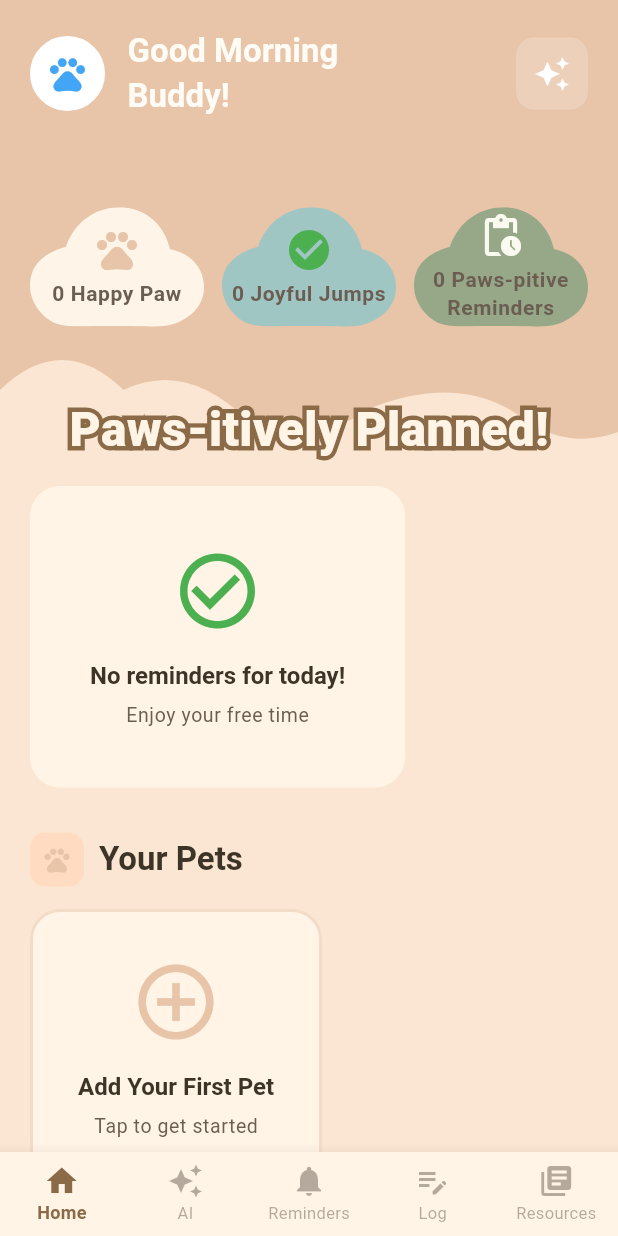
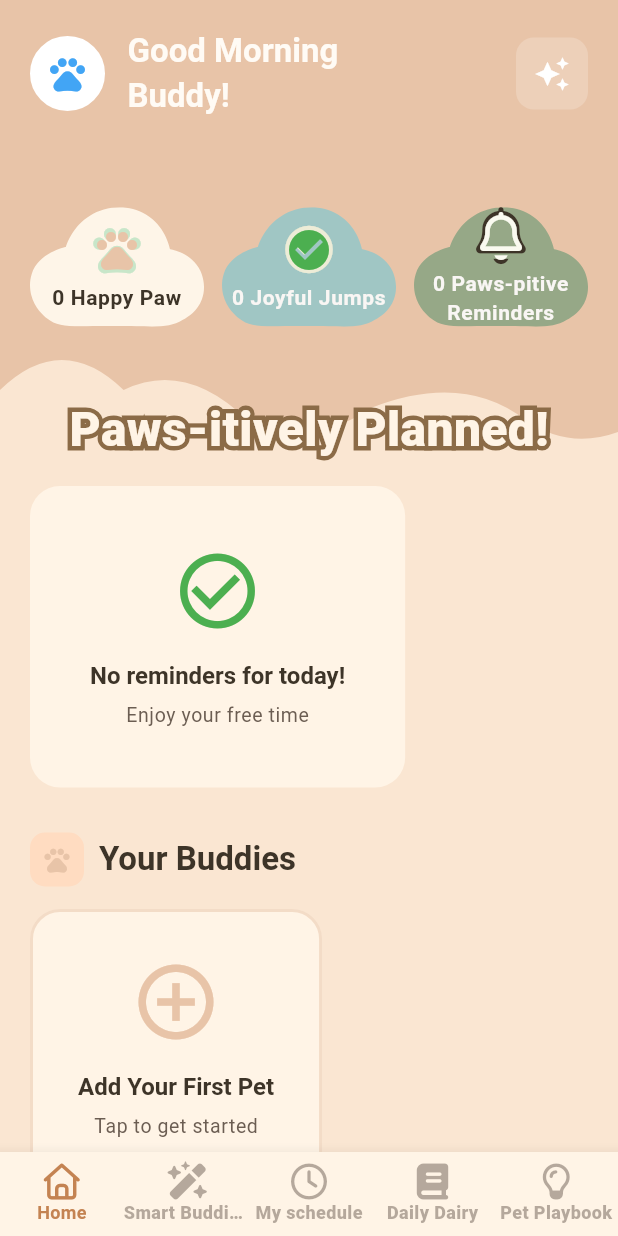
Before and after one commit to yitg-donkor/pet-car, a Flutter app: the screen it shows once a user with an empty profile is signed in, on a phone screen of 412 x 824 dp. Run offline on Flutter 3.47's test engine with Material 3 defaults, Android fonts, the phone set to English and light mode, and no system bars; our stand-ins replace connectivity_plus, firebase_ai, firebase_core, flutter_local_notifications, flutter_riverpod, flutter_svg and 13 more; accounts and stored records are empty; generated files the repository leaves out were written again.

Commit message:
new themes

```diff
--- a/lib/screens/main_screens/homescreen.dart
+++ b/lib/screens/main_screens/homescreen.dart
@@ -1,6 +1,7 @@
 import 'package:flutter/material.dart';
 import 'package:flutter_riverpod/flutter_riverpod.dart';
 import 'package:flutter_svg/svg.dart';
+import 'package:font_awesome_flutter/font_awesome_flutter.dart';
 import 'package:pet_care/models/pet.dart';
 import 'package:pet_care/models/reminder.dart';
 import 'package:pet_care/providers/auth_providers.dart';
@@ -48,22 +49,25 @@ class _MainNavigationState extends ConsumerState<MainNavigation> {
         currentIndex: _currentIndex,
         onTap: _onTabTapped,
         items: [
-          BottomNavigationBarItem(icon: const Icon(Icons.home), label: 'Home'),
           BottomNavigationBarItem(
-            icon: const Icon(Icons.auto_awesome),
-            label: 'AI',
+            icon: const Icon(FontAwesomeIcons.house),
+            label: 'Home',
           ),
           BottomNavigationBarItem(
-            icon: const Icon(Icons.notifications),
-            label: 'Reminders',
+            icon: const Icon(FontAwesomeIcons.wandMagicSparkles),
+            label: 'Smart Buddies',
           ),
           BottomNavigationBarItem(
-            icon: const Icon(Icons.edit_note),
-            label: 'Log',
+            icon: const Icon(FontAwesomeIcons.clock),
+            label: 'My schedule',
           ),
           BottomNavigationBarItem(
-            icon: const Icon(Icons.library_books),
-            label: 'Resources',
+            icon: const Icon(FontAwesomeIcons.book),
+            label: 'Daily Dairy',
+          ),
+          BottomNavigationBarItem(
+            icon: const Icon(FontAwesomeIcons.lightbulb),
+            label: 'Pet Playbook',
           ),
         ],
       ),
@@ -295,7 +299,11 @@ class _HomescreenState extends ConsumerState<Homescreen> {
                                 ),
                           ),
                           const SizedBox(height: 30),
-                          _buildSectionHeader(theme, 'Your Pets', Icons.pets),
+                          _buildSectionHeader(
+                            theme,
+                            'Your Buddies',
+                            Icons.pets,
+                          ),
                           const SizedBox(height: 15),
                           petsAsync.when(
                             data: (pets) => _buildPetsSection(theme, pets),
@@ -448,6 +456,24 @@ class _HomescreenState extends ConsumerState<Homescreen> {
     );
   }
 
+  Widget _buildStyledFontAwesomeIcon({
+    required IconData icon,
+    required Color fillColor,
+    required Color strokeColor,
+    double size = 24.0,
+    double strokeWidth = 2.0,
+  }) {
+    return Stack(
+      alignment: Alignment.center,
+      children: [
+        // Stroke layer
+        FaIcon(icon, size: size + (strokeWidth * 4), color: strokeColor),
+        // Fill layer
+        FaIcon(icon, size: size, color: fillColor),
+      ],
+    );
+  }
+
   Widget _buildQuickStats(
     ThemeData theme,
     List<Pet> pets,
@@ -473,6 +499,8 @@ class _HomescreenState extends ConsumerState<Homescreen> {
             svgPath: 'assets/svgs/beige_cloud.svg',
             // icon: Icons.pets,
             icon: Icons.pets,
+            strokecolor: Color.fromARGB(255, 200, 230, 201),
+            textcolor: Color(0xFF3D3428),
             label: '${pets.length} Happy Paw',
             color: theme.colorScheme.primary,
           ),
@@ -484,6 +512,8 @@ class _HomescreenState extends ConsumerState<Homescreen> {
             svgPath: 'assets/svgs/blue cloud.svg',
             // icon: Icons.check_circle,
             icon: Icons.check_circle,
+            strokecolor: Color.fromARGB(255, 237, 236, 215),
+            textcolor: Color.fromARGB(255, 249, 246, 244),
             label: '$completedCount Joyful Jumps',
             color: Colors.green,
           ),
@@ -494,7 +524,9 @@ class _HomescreenState extends ConsumerState<Homescreen> {
             theme: theme,
             svgPath: 'assets/svgs/green cloud.svg',
             // icon: Icons.pending_actions,
-            icon: Icons.pending_actions,
+            icon: FontAwesomeIcons.bell,
+            textcolor: Color.fromARGB(255, 249, 246, 244),
+            strokecolor: Color(0xFF3D3428),
 
             label: '${totalCount - completedCount} Paws-pitive Reminders',
             color: Color(0xFFFAFAF0),
@@ -510,7 +542,9 @@ class _HomescreenState extends ConsumerState<Homescreen> {
 
     required String label,
     required Color color,
+    required Color textcolor,
     required IconData icon,
+    required Color strokecolor,
   }) {
     return Stack(
       alignment: Alignment.center,
@@ -519,12 +553,20 @@ class _HomescreenState extends ConsumerState<Homescreen> {
         Column(
           mainAxisSize: MainAxisSize.min,
           children: [
-            Icon(icon, color: color, size: 32),
+            _buildStyledFontAwesomeIcon(
+              icon: icon,
+              fillColor: color,
+              strokeColor: strokecolor,
+              size: 32.0,
+              strokeWidth: 1.5,
+            ),
             const SizedBox(height: 4),
             Text(
               label,
               style: GoogleFonts.comicNeue(
-                textStyle: theme.textTheme.bodySmall,
+                textStyle: theme.textTheme.bodySmall?.copyWith(
+                  color: textcolor,
+                ),
                 fontWeight: FontWeight.w700,
                 fontSize: 14,
               ),
@@ -583,14 +625,6 @@ class _HomescreenState extends ConsumerState<Homescreen> {
     final displayReminders = activeReminders.take(3);
     final remainingCount = activeReminders.length - 3;
 
-    // return Column(
-    //   children: [
-    //     ...displayReminders.map(
-    //       (reminder) => _buildReminderCard(theme, reminder),
-    //     ),
-    //   ],
-    // );
-
     return SizedBox(
       height: 180,
       child: ListView.builder(
@@ -634,7 +668,7 @@ class _HomescreenState extends ConsumerState<Homescreen> {
                   width: 2,
                 ),
               ),
-              child: ClipOval(),
+              child: ClipOval(child: Icon(_getIconForReminder(reminder.title))),
             ),
             const SizedBox(height: 12),
             Padding(
@@ -762,7 +796,7 @@ class _HomescreenState extends ConsumerState<Homescreen> {
   //                 const Icon(Icons.check_circle, color: Colors.white, size: 32),
   //             ],
   //           ),
-  //         ),
+  //         ),t
   //       ),
   //     ),
   //   );
@@ -770,16 +804,16 @@ class _HomescreenState extends ConsumerState<Homescreen> {
 
   IconData _getIconForReminder(String title) {
     final titleLower = title.toLowerCase();
-    if (titleLower.contains('walk')) return Icons.pets;
+    if (titleLower.contains('walk')) return FontAwesomeIcons.personWalking;
     if (titleLower.contains('feed') ||
         titleLower.contains('food') ||
         titleLower.contains('feeding')) {
-      return Icons.restaurant_outlined;
+      return FontAwesomeIcons.bowlFood;
     }
     if (titleLower.contains('medication') || titleLower.contains('medicine')) {
-      return Icons.medication;
+      return FontAwesomeIcons.medkit;
     }
-    if (titleLower.contains('vet')) return Icons.local_hospital_outlined;
+    if (titleLower.contains('vet')) return FontAwesomeIcons.hospital;
     if (titleLower.contains('groom')) return Icons.content_cut_outlined;
     if (titleLower.contains('clean')) return Icons.cleaning_services;
     return Icons.notifications_outlined;
@@ -876,7 +910,7 @@ class _HomescreenState extends ConsumerState<Homescreen> {
                               ),
                         )
                         : Icon(
-                          Icons.pets,
+                          FontAwesomeIcons.paw,
                           size: 40,
                           color: theme.colorScheme.primary,
                         ),
--- a/lib/theme/app_theme.dart
+++ b/lib/theme/app_theme.dart
@@ -150,15 +150,15 @@ class AppTheme {
 
     bottomNavigationBarTheme: BottomNavigationBarThemeData(
       backgroundColor: accentCream,
-      selectedItemColor: warmBrown,
+      selectedItemColor: Color.fromARGB(255, 196, 131, 82),
       unselectedItemColor: lightTextSecondary.withOpacity(0.5),
       selectedLabelStyle: GoogleFonts.comicNeue(
-        fontWeight: FontWeight.w600,
+        fontWeight: FontWeight.bold,
         fontSize: 12,
       ),
       unselectedLabelStyle: GoogleFonts.comicNeue(
-        fontWeight: FontWeight.normal,
-        fontSize: 11,
+        fontWeight: FontWeight.w800,
+        fontSize: 12,
       ),
       type: BottomNavigationBarType.fixed,
       elevation: 8,
@@ -417,15 +417,15 @@ class AppTheme {
 
     bottomNavigationBarTheme: BottomNavigationBarThemeData(
       backgroundColor: darkCardBackground,
-      selectedItemColor: primaryPeach,
-      unselectedItemColor: darkTextSecondary.withOpacity(0.5),
+      selectedItemColor: const Color.fromARGB(255, 234, 230, 227),
+      unselectedItemColor: Color.fromARGB(255, 196, 131, 82),
       selectedLabelStyle: GoogleFonts.comicNeue(
-        fontWeight: FontWeight.w600,
+        fontWeight: FontWeight.bold,
         fontSize: 12,
       ),
       unselectedLabelStyle: GoogleFonts.comicNeue(
-        fontWeight: FontWeight.normal,
-        fontSize: 11,
+        fontWeight: FontWeight.w800,
+        fontSize: 12,
       ),
       type: BottomNavigationBarType.fixed,
       elevation: 8,
```
Also changed, not shown: 2 other files.
